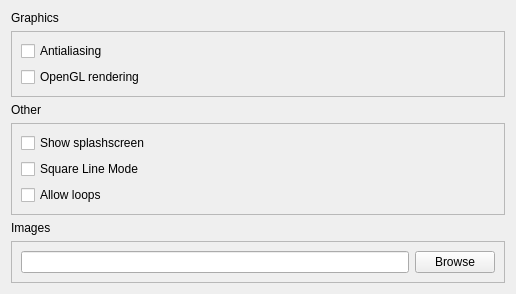
Qt form qrgui/dialogs/preferencesPages/miscellaniousPage.ui (qreal/qreal) before a commit.
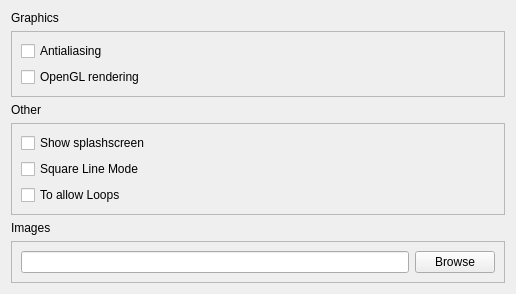
The same form after that commit.

```diff
--- a/qrgui/dialogs/preferencesPages/miscellaniousPage.ui
+++ b/qrgui/dialogs/preferencesPages/miscellaniousPage.ui
@@ -89,7 +89,7 @@
          <bool>true</bool>
         </property>
         <property name="text">
-         <string>Allow loops</string>
+         <string>To allow Loops</string>
         </property>
         <property name="checked">
          <bool>false</bool>
```
